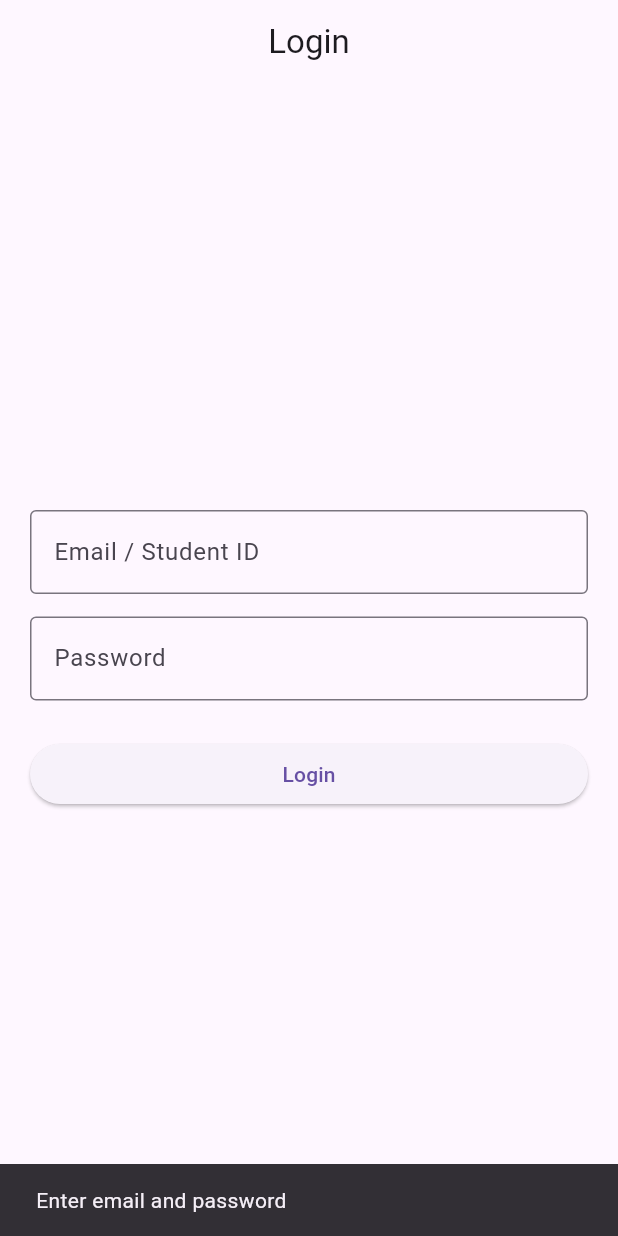
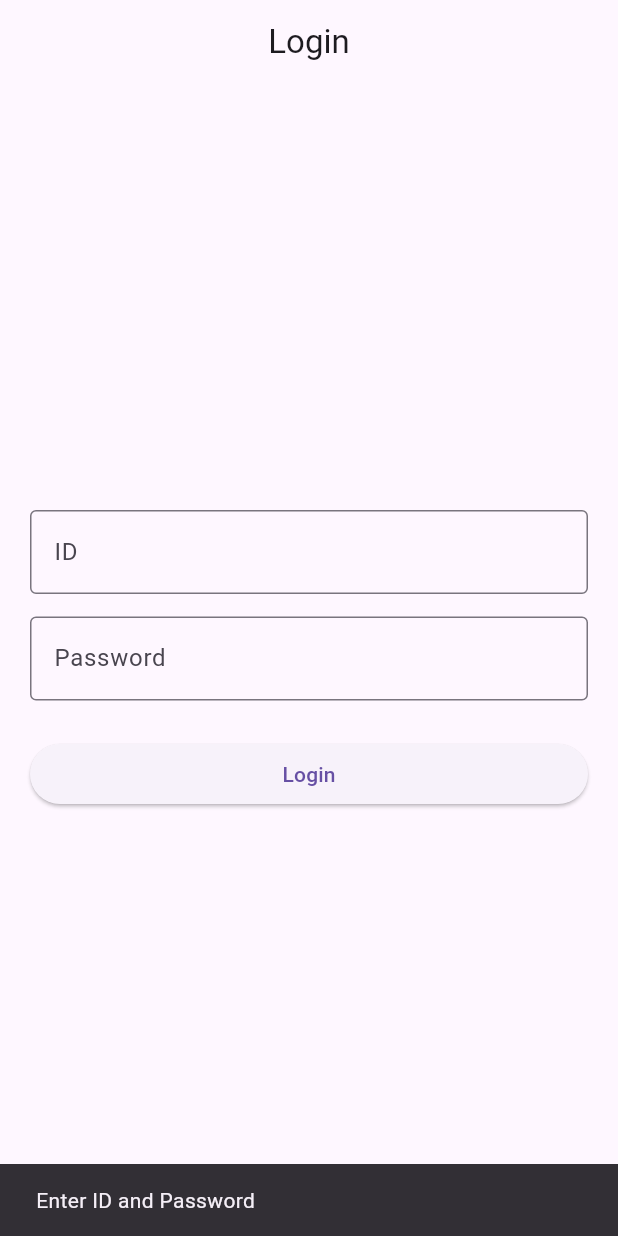
Before and after one commit to FuadIntisar/Smart_Attendance_Tracker, a Flutter app: the screen it shows after launch, after a tap on "Login", on a phone screen of 412 x 824 dp. Run offline on Flutter 3.47's test engine with Material 3 defaults, Android fonts, the phone set to English and light mode, and no system bars.

Commit message:
Added teacher and student dashboard

```diff
--- a/lib/screens/login_screen.dart
+++ b/lib/screens/login_screen.dart
@@ -1,5 +1,6 @@
 import 'package:flutter/material.dart';
-import 'role_selection_screen.dart';
+import 'teacher/teacher_home_screen.dart';
+import 'student/student_home_screen.dart';
 
 class LoginScreen extends StatefulWidget {
   const LoginScreen({super.key});
@@ -13,32 +14,67 @@ class _LoginScreenState extends State<LoginScreen> {
   final TextEditingController passwordController = TextEditingController();
 
   void login() {
-    if (emailController.text.isNotEmpty && passwordController.text.isNotEmpty) {
+    final id = emailController.text.trim();
+    final password = passwordController.text.trim();
+
+    // Demo Teacher Login
+    if (id == "teacher" && password == "1234") {
       Navigator.pushReplacement(
         context,
+        MaterialPageRoute(
+          builder: (context) => const TeacherHomeScreen(),
+        ),
+      );
+    }
 
-        MaterialPageRoute(builder: (context) => const RoleSelectionScreen()),
+    // Demo Student Login
+    else if (id == "student" && password == "1234") {
+      Navigator.pushReplacement(
+        context,
+        MaterialPageRoute(
+          builder: (context) => const StudentHomeScreen(),
+        ),
       );
-    } else {
-      ScaffoldMessenger.of(
-        context,
-      ).showSnackBar(const SnackBar(content: Text("Enter email and password")));
+    }
+
+    // Empty Fields
+    else if (id.isEmpty || password.isEmpty) {
+      ScaffoldMessenger.of(context).showSnackBar(
+        const SnackBar(
+          content: Text("Enter ID and Password"),
+        ),
+      );
+    }
+
+    // Invalid Login
+    else {
+      ScaffoldMessenger.of(context).showSnackBar(
+        const SnackBar(
+          content: Text("Invalid ID or Password"),
+        ),
+      );
     }
   }
 
   @override
   Widget build(BuildContext context) {
     return Scaffold(
-      appBar: AppBar(title: const Text("Login"), centerTitle: true),
+      appBar: AppBar(
+        title: const Text("Login"),
+        centerTitle: true,
+      ),
+
       body: Padding(
         padding: const EdgeInsets.all(20),
+
         child: Column(
           mainAxisAlignment: MainAxisAlignment.center,
+
           children: [
             TextField(
               controller: emailController,
               decoration: const InputDecoration(
-                labelText: "Email / Student ID",
+                labelText: "ID",
                 border: OutlineInputBorder(),
               ),
             ),
```
Also changed, not shown: lib/screens/student/student_home_screen.dart (added, +25 -0 lines), lib/screens/teacher/teacher_home_screen.dart (added, +25 -0 lines).
